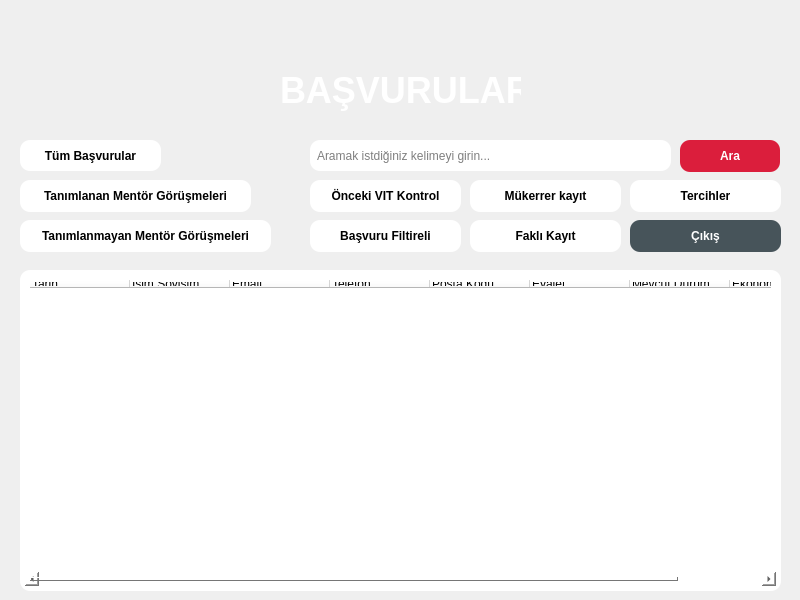
First picture: the form in application_menu.ui, repository yhtyyar94/Python-Module-Week7, before the edit.
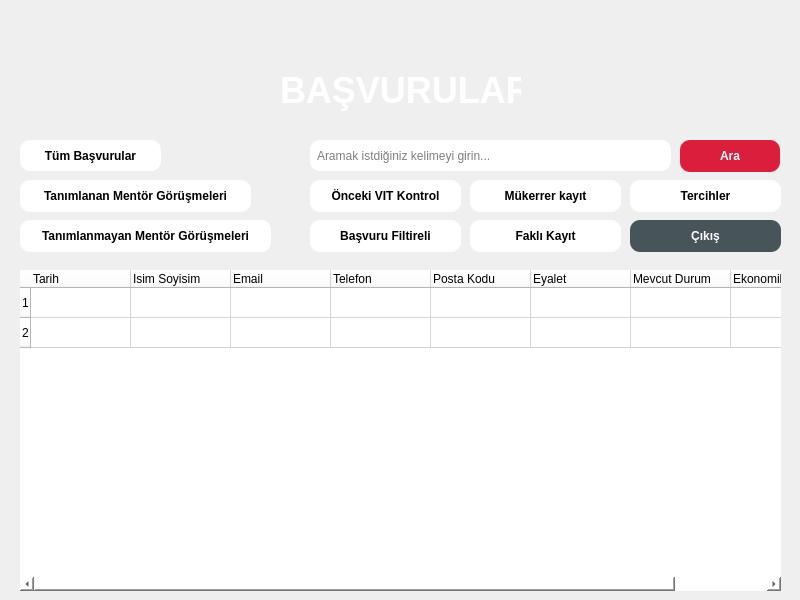
Second picture: the form after the edit. Icons and pictures are not drawn.

Patch:
```diff
--- a/application_menu.ui
+++ b/application_menu.ui
@@ -341,20 +341,31 @@
     <property name="styleSheet">
      <string notr="true">background:white;
 border-radius:10px;
-padding:5px;
 color:black</string>
     </property>
+    <property name="lineWidth">
+     <number>2</number>
+    </property>
     <property name="tabKeyNavigation">
      <bool>true</bool>
     </property>
     <property name="dragEnabled">
      <bool>true</bool>
     </property>
+    <property name="alternatingRowColors">
+     <bool>false</bool>
+    </property>
+    <property name="iconSize">
+     <size>
+      <width>30</width>
+      <height>10</height>
+     </size>
+    </property>
     <property name="sortingEnabled">
      <bool>true</bool>
     </property>
     <property name="rowCount">
-     <number>0</number>
+     <number>2</number>
     </property>
     <attribute name="horizontalHeaderCascadingSectionResizes">
      <bool>false</bool>
@@ -365,12 +376,29 @@
     <attribute name="horizontalHeaderDefaultSectionSize">
      <number>100</number>
     </attribute>
+    <attribute name="horizontalHeaderStretchLastSection">
+     <bool>false</bool>
+    </attribute>
+    <attribute name="verticalHeaderVisible">
+     <bool>true</bool>
+    </attribute>
+    <attribute name="verticalHeaderCascadingSectionResizes">
+     <bool>true</bool>
+    </attribute>
     <attribute name="verticalHeaderMinimumSectionSize">
-     <number>21</number>
+     <number>20</number>
     </attribute>
     <attribute name="verticalHeaderDefaultSectionSize">
-     <number>25</number>
+     <number>30</number>
     </attribute>
+    <attribute name="verticalHeaderShowSortIndicator" stdset="0">
+     <bool>true</bool>
+    </attribute>
+    <attribute name="verticalHeaderStretchLastSection">
+     <bool>false</bool>
+    </attribute>
+    <row/>
+    <row/>
     <column>
      <property name="text">
       <string>Tarih</string>
@@ -435,6 +463,16 @@
       <set>AlignLeading|AlignVCenter</set>
      </property>
     </column>
+    <item row="1" column="0">
+     <property name="text">
+      <string/>
+     </property>
+    </item>
+    <item row="1" column="1">
+     <property name="text">
+      <string/>
+     </property>
+    </item>
    </widget>
   </widget>
  </widget>
```
Left out of the diff: 2 changed lines with no effect on the pictures.
